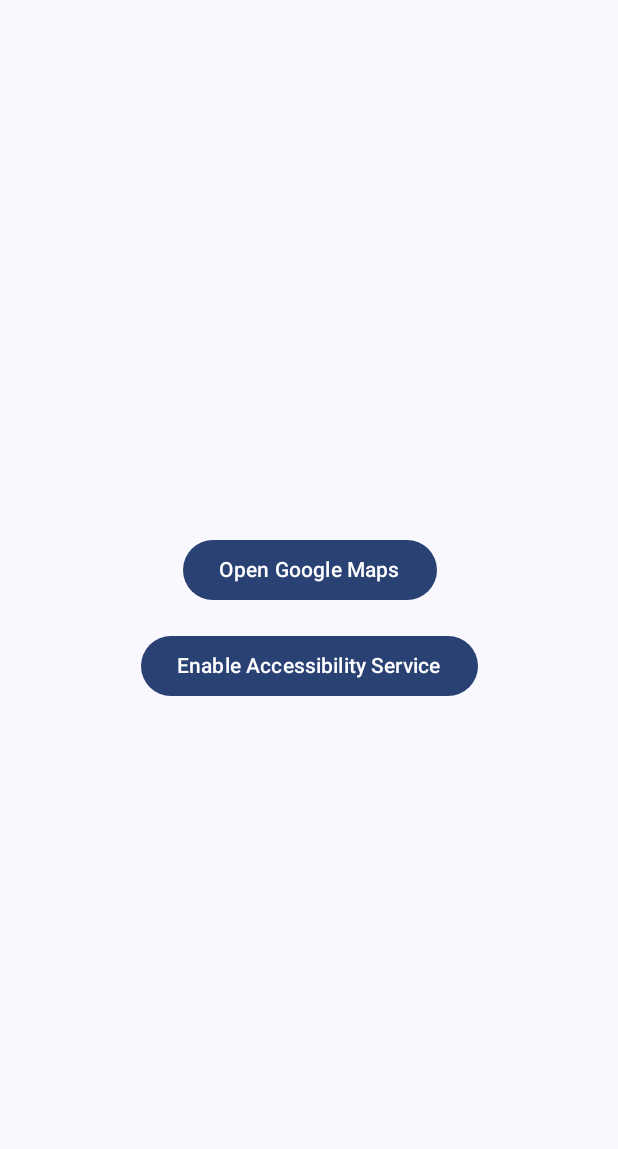
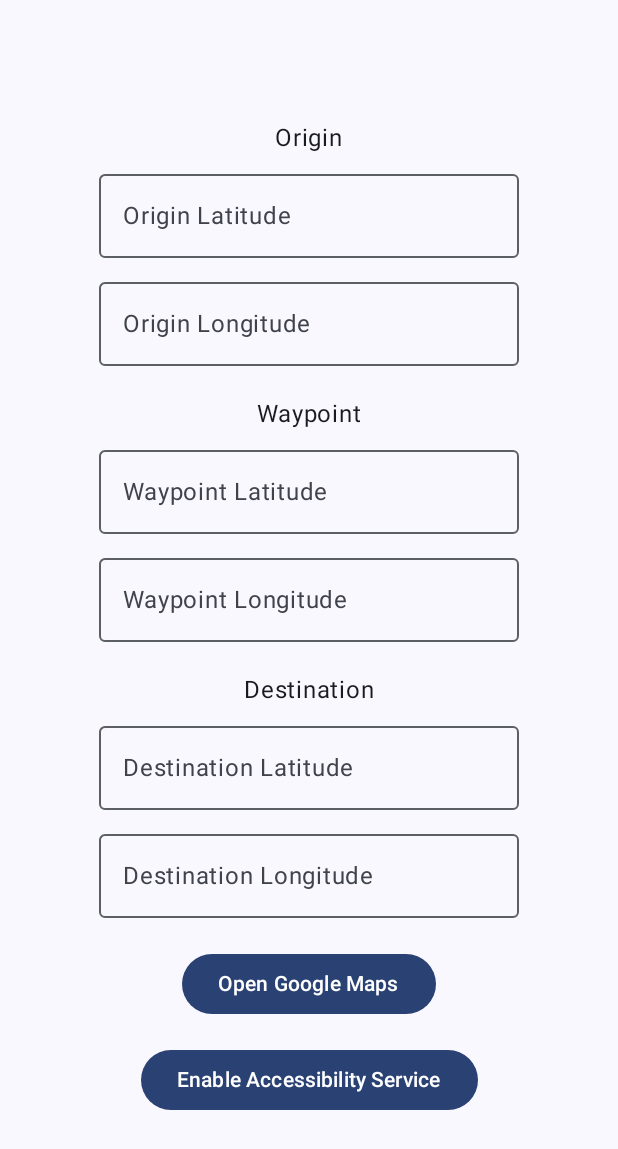
Before and after one commit to guilhermepaiva/POCMaps, an Android app built with Jetpack Compose: the screen it shows after launch (MainActivity), after a tap on "Open Google Maps", on a phone screen of 412 x 824 dp. Shown: the top 1149 px of the screen. Run offline under Robolectric (Android 15) with nearby library versions, the phone set to English and light mode, and no system bars.

Commit message:
Add more things

```diff
--- a/app/src/main/java/com/guilhermepaiva/pocmaps/MainActivity.kt
+++ b/app/src/main/java/com/guilhermepaiva/pocmaps/MainActivity.kt
@@ -1,5 +1,4 @@
 package com.guilhermepaiva.pocmaps
-
 
 import android.content.Intent
 import android.net.Uri
@@ -17,7 +16,14 @@ import androidx.compose.ui.Alignment
 import androidx.compose.ui.Modifier
 import androidx.activity.enableEdgeToEdge
 import androidx.compose.foundation.layout.Column
+import androidx.compose.foundation.layout.Spacer
+import androidx.compose.foundation.layout.height
 import androidx.compose.foundation.layout.padding
+import androidx.compose.material3.OutlinedTextField
+import androidx.compose.runtime.getValue
+import androidx.compose.runtime.mutableStateOf
+import androidx.compose.runtime.remember
+import androidx.compose.runtime.setValue
 import androidx.compose.ui.unit.dp
 import com.guilhermepaiva.pocmaps.ui.theme.POCMapsTheme
 
@@ -40,18 +46,97 @@ class MainActivity : ComponentActivity() {
                             horizontalAlignment = Alignment.CenterHorizontally,
                             modifier = Modifier.padding(16.dp)
                         ) {
+
+                            var originLat by remember { mutableStateOf("") }
+                            var originLng by remember { mutableStateOf("") }
+                            var waypointLat by remember { mutableStateOf("") }
+                            var waypointLng by remember { mutableStateOf("") }
+                            var destinationLat by remember { mutableStateOf("") }
+                            var destinationLng by remember { mutableStateOf("") }
+
+                            Column(
+                                verticalArrangement = Arrangement.Center,
+                                horizontalAlignment = Alignment.CenterHorizontally,
+                                modifier = Modifier.padding(16.dp)
+                            ) {
+                                Text(text = "Origin")
+                                Column {
+                                    OutlinedTextField(
+                                        value = originLat,
+                                        onValueChange = { originLat = it },
+                                        label = { Text("Origin Latitude") },
+                                        modifier = Modifier.padding(4.dp)
+                                    )
+                                    OutlinedTextField(
+                                        value = originLng,
+                                        onValueChange = { originLng = it },
+                                        label = { Text("Origin Longitude") },
+                                        modifier = Modifier.padding(4.dp)
+                                    )
+                                }
+
+                                Spacer(modifier = Modifier.height(16.dp))
+
+                                Text(text = "Waypoint")
+                                Column {
+                                    OutlinedTextField(
+                                        value = waypointLat,
+                                        onValueChange = { waypointLat = it },
+                                        label = { Text("Waypoint Latitude") },
+                                        modifier = Modifier.padding(4.dp)
+                                    )
+                                    OutlinedTextField(
+                                        value = waypointLng,
+                                        onValueChange = { waypointLng = it },
+                                        label = { Text("Waypoint Longitude") },
+                                        modifier = Modifier.padding(4.dp)
+                                    )
+                                }
+
+                                Spacer(modifier = Modifier.height(16.dp))
+
+                                Text(text = "Destination")
+                                Column {
+                                    OutlinedTextField(
+                                        value = destinationLat,
+                                        onValueChange = { destinationLat = it },
+                                        label = { Text("Destination Latitude") },
+                                        modifier = Modifier.padding(4.dp)
+                                    )
+                                    OutlinedTextField(
+                                        value = destinationLng,
+                                        onValueChange = { destinationLng = it },
+                                        label = { Text("Destination Longitude") },
+                                        modifier = Modifier.padding(4.dp)
+                                    )
+                                }
+
+                                Spacer(modifier = Modifier.height(16.dp))
+
                                 Button(onClick = {
-                                openGoogleMaps()
+                                    openGoogleMaps(
+                                        originLat.ifEmpty { "-8.05605673523189" },
+                                        originLng.ifEmpty { "-34.87147976615561" },
+                                        waypointLat.ifEmpty { "-8.055744411106742" },
+                                        waypointLng.ifEmpty { "-34.87183456642819" },
+                                        destinationLat.ifEmpty { "-8.058123948450481" },
+                                        destinationLng.ifEmpty { "-34.872231533348504" }
+
+                                    )
                                 }) {
                                     Text(text = "Open Google Maps")
                                 }
 
-                            Button(onClick = {
+                                Button(
+                                    onClick = {
                                         openAccessibilitySettings()
                                     },
                                     modifier = Modifier.padding(top = 16.dp)
                                 ) {
                                     Text(text = "Enable Accessibility Service")
+                                }
+
+
                             }
                         }
 
@@ -62,13 +147,15 @@ class MainActivity : ComponentActivity() {
         }
     }
 
-    private fun openGoogleMaps() {
-//        val intent = Intent(Intent.ACTION_VIEW, Uri.parse("geo:0,0?q=restaurants"))
-//        intent.setPackage("com.google.android.apps.maps")
-        val intent = Intent(Intent.ACTION_VIEW).apply {
+    private fun openGoogleMaps(originLat: String = "-8.05605673523189", originLng: String = "-34.87147976615561", waypointLat: String = "-8.055744411106742", waypointLng: String = "-34.87183456642819", destinationLat: String = "-8.058123948450481", destinationLng: String = "-34.872231533348504") {
+        val origin = "$originLat,$originLng"
+        val waypoint = "$waypointLat,$waypointLng"
+        val destination = "$destinationLat,$destinationLng"
+        val uri = "https://www.google.com/maps/dir/?api=1&origin=$origin&destination=$destination&waypoints=$waypoint"
+
+        val intent = Intent(Intent.ACTION_VIEW, Uri.parse(uri)).apply {
             setPackage("com.google.android.apps.maps")
         }
-
         startActivity(intent)
     }
 
--- a/app/src/main/java/com/guilhermepaiva/pocmaps/MapsAccessibilityService.kt
+++ b/app/src/main/java/com/guilhermepaiva/pocmaps/MapsAccessibilityService.kt
@@ -12,20 +12,6 @@ class MapsAccessibilityService : AccessibilityService() {
     companion object {
         private const val TAG = "MapsAccessibilityService"
     }
-
-//    override fun onAccessibilityEvent(event: AccessibilityEvent?) {
-//        event?.let {
-//            Log.d(TAG, "onAccessibilityEvent: $event")
-//
-//            if (event.eventType == AccessibilityEvent.TYPE_WINDOW_STATE_CHANGED) {
-//                val rootNode = rootInActiveWindow
-//                rootNode?.let {
-////                    performSearch(it)
-//                    performGoTabClick(it)
-//                }
-//            }
-//        }
-//    }
 
     override fun onAccessibilityEvent(event: AccessibilityEvent?) {
         event?.let {
@@ -42,13 +28,8 @@ class MapsAccessibilityService : AccessibilityService() {
     }
 
     private fun performContinueButtonClick(rootNode: AccessibilityNodeInfo) {
-//        val continueButton = findNodeByText(rootNode, "Continue")
         val continueButton = findNodeByText(rootNode, "Continue")
-        continueButton?.performAction(AccessibilityNodeInfo.ACTION_CLICK)
-//        continueButton?.apply {
-//            performAction(AccessibilityNodeInfo.ACTION_SELECT)
-//            performAction(AccessibilityNodeInfo.ACTION_SET_SELECTION)
-//        }
+        continueButton?.parent?.performAction(AccessibilityNodeInfo.ACTION_CLICK)
     }
 
     private fun performGoTabClick(rootNode: AccessibilityNodeInfo) {
@@ -87,9 +68,11 @@ class MapsAccessibilityService : AccessibilityService() {
 
         for (i in 0 until rootNode.childCount) {
             val childNode = rootNode.getChild(i)
-            val result = findNodeByText(childNode, text)
-            if (result != null) {
-                return result
+            if (childNode != null) {
+                val result = findNodeByText(childNode, text)
+                if (result != null) {
+                    return result
+                }
             }
         }
 
```
Lines whose indentation alone changed are shown as unchanged.
